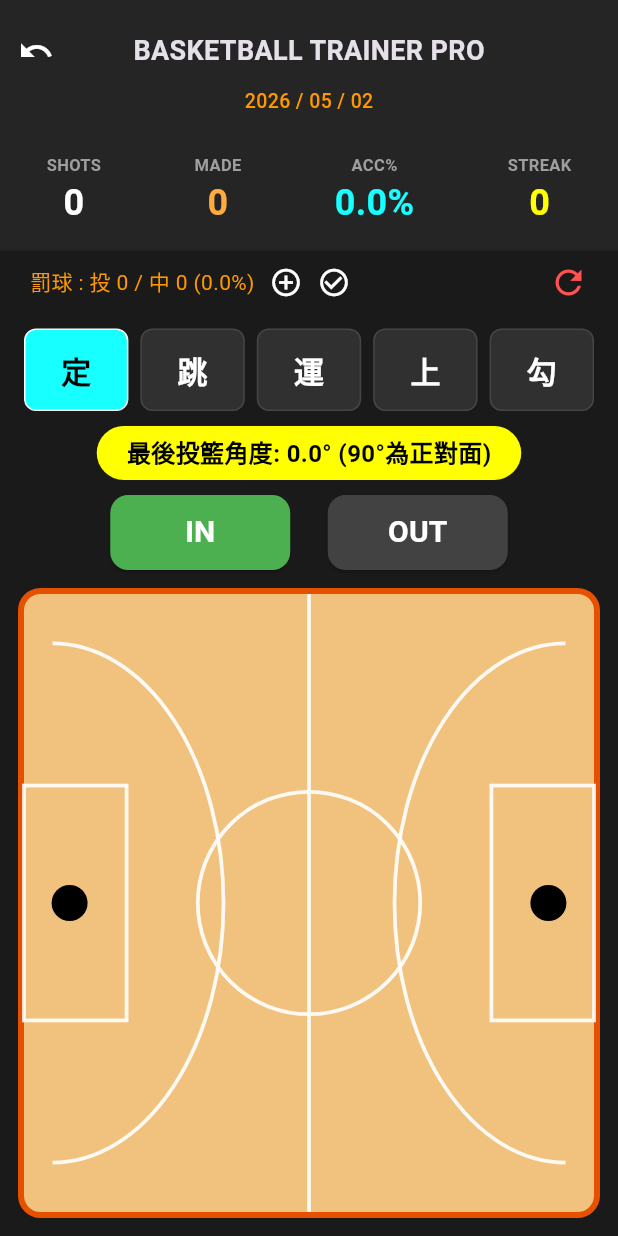
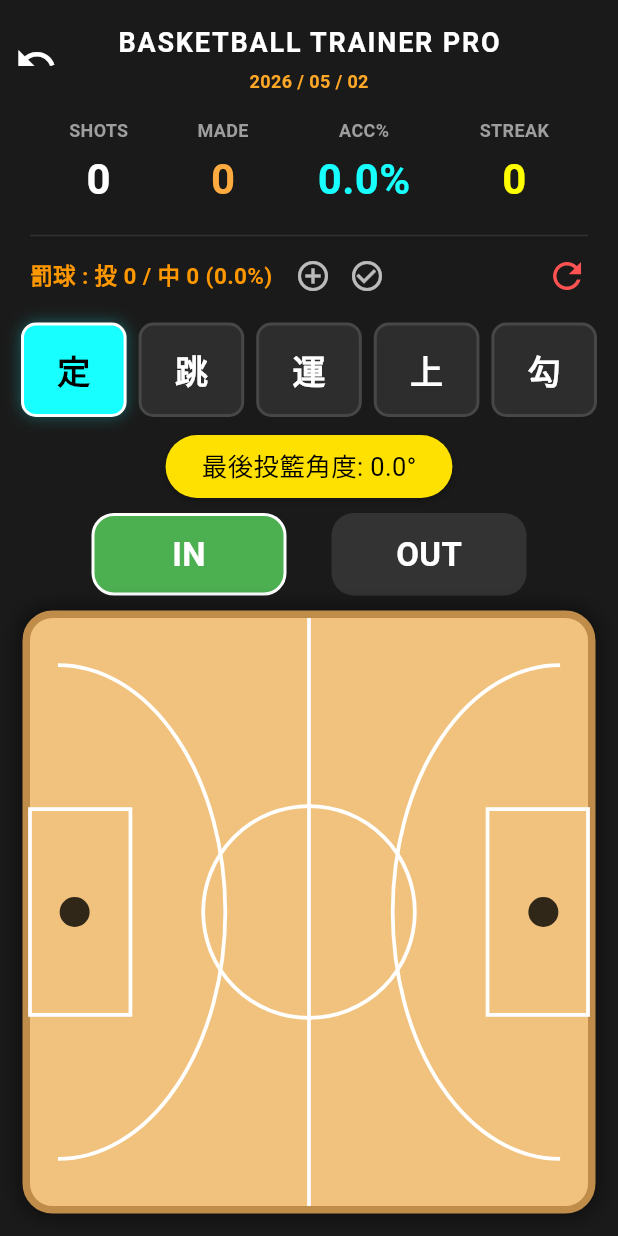
Before and after one commit to qp2ldilrul/basketball_trainer, a Flutter app: the screen it shows after launch, after a tap on the "undo" icon, on a phone screen of 412 x 824 dp. Run offline on Flutter 3.47's test engine with Material 3 defaults, Android fonts, the phone set to English and light mode, and no system bars; statements that could not run were skipped.

Commit message:
force update basketball pro version

```diff
--- a/lib/main.dart
+++ b/lib/main.dart
@@ -15,7 +15,7 @@ class BasketballProApp extends StatelessWidget {
       debugShowCheckedModeBanner: false,
       theme: ThemeData(
         brightness: Brightness.dark,
-        primarySwatch: Colors.orange,
+        primaryColor: const Color(0xFFFF9800),
         useMaterial3: true,
         scaffoldBackgroundColor: const Color(0xFF1A1A1A),
       ),
@@ -66,23 +66,21 @@ class _ShotProScreenState extends State<ShotProScreen> {
 
   void _handleTap(Offset pos, Size size) {
     bool isLeftHalf = pos.dx < size.width / 2;
-    // 籃框圓心位置
+    // 籃框中心座標
     double basketX = isLeftHalf ? size.width * 0.08 : size.width * 0.92;
     double basketY = size.height / 2;
 
-    double dx = pos.dx - basketX;
-    double dy = pos.dy - basketY;
+    // 計算相對於籃框的位移
+    // dx: 往場內的距離 (正數)
+    // dy: 偏離中心線的距離 (正數)
+    double dx = isLeftHalf ? (pos.dx - basketX) : (basketX - pos.dx);
+    double dy = (pos.dy - basketY).abs();
 
-    // 角度邏輯：
-    // 使用 atan2 獲取弧度。dy 是垂直距離，dx 是水平距離。
-    // 在左半場，dx 為正表示往場內走；在右半場，-dx 為正表示往場內走。
-    double rad = isLeftHalf ? math.atan2(dy.abs(), dx) : math.atan2(dy.abs(), -dx);
+    // 角度計算：
+    // 使用 atan2(垂直位移, 水平位移) 得到與中心水平線的夾角 (0~90度)
+    // 加上 90 度，使得正對面(dy=0)是 90度，底角(dx趨近0)是 180度
+    double rad = math.atan2(dy, dx);
     double deg = rad * 180 / math.pi;
-
-    // 轉換邏輯：
-    // 當站在籃框正對面時 (dx很大, dy趨近0)，rad趨近0，我們希望顯示 90。
-    // 當站在底角時 (dx趨近0, dy很大)，rad趨近 pi/2 (90度)，我們希望顯示 180。
-    // 因此最終角度 = 90 + deg
     double finalAngle = 90 + deg;
 
     setState(() {
@@ -94,94 +92,134 @@ class _ShotProScreenState extends State<ShotProScreen> {
         type: _currentType,
         color: _typeColors[_currentType]!,
       ));
-      _updateStreak();
+
+      // 更新連進次數
+      int currentStreak = 0;
+      for (int i = _records.length - 1; i >= 0; i--) {
+        if (_records[i].isMade) {
+          currentStreak++;
+        } else {
+          break;
+        }
+      }
+      _streak = currentStreak;
     });
-  }
-
-  void _updateStreak() {
-    int s = 0;
-    for (int i = _records.length - 1; i >= 0; i--) {
-      if (_records[i].isMade) s++; else break;
-    }
-    _streak = s;
   }
 
   void _undo() {
     if (_records.isNotEmpty) {
       setState(() {
         _records.removeLast();
-        _updateStreak();
+        // 重新計算 Streak
+        int currentStreak = 0;
+        for (int i = _records.length - 1; i >= 0; i--) {
+          if (_records[i].isMade) {
+            currentStreak++;
+          } else {
+            break;
+          }
+        }
+        _streak = currentStreak;
         _lastAngle = _records.isEmpty ? 0.0 : _records.last.angle;
       });
     }
   }
 
+  void _resetAll() {
+    setState(() {
+      _records.clear();
+      _ftTotal = 0;
+      _ftMade = 0;
+      _streak = 0;
+      _lastAngle = 0.0;
+    });
+  }
+
   @override
   Widget build(BuildContext context) {
-    int total = _records.length;
-    int made = _records.where((r) => r.isMade).length;
-    double acc = total == 0 ? 0 : (made / total) * 100;
-    double ftAcc = _ftTotal == 0 ? 0 : (_ftMade / _ftTotal) * 100;
-    String today = "2026 / 05 / 02";
+    int totalCount = _records.length;
+    int madeCount = _records.where((r) => r.isMade).length;
+    double accuracy = totalCount == 0 ? 0.0 : (madeCount / totalCount) * 100;
+    double ftAccuracy = _ftTotal == 0 ? 0.0 : (_ftMade / _ftTotal) * 100;
 
     return Scaffold(
-      body: Column(
-        children: [
-          // 1. 頂部狀態列
-          Container(
-            width: double.infinity,
-            padding: const EdgeInsets.only(top: 10),
-            color: const Color(0xFF252525),
+      body: Container(
+        decoration: const BoxDecoration(color: Color(0xFF1A1A1A)),
         child: Column(
           children: [
-                Row(
-                  mainAxisAlignment: MainAxisAlignment.spaceBetween,
+            // --- 頂部標題與復原鍵 ---
+            Container(
+              padding: const EdgeInsets.only(top: 15, bottom: 5),
+              child: Stack(
+                alignment: Alignment.center,
                 children: [
-                    IconButton(icon: const Icon(Icons.undo, color: Colors.white), onPressed: _undo),
-                    const Text('BASKETBALL TRAINER PRO', style: TextStyle(fontWeight: FontWeight.bold, fontSize: 18)),
-                    const SizedBox(width: 48),
-                  ],
-                ),
-                Text(today, style: const TextStyle(color: Colors.orange, fontSize: 13, fontWeight: FontWeight.w500)),
-                const SizedBox(height: 10),
-              ],
+                  Align(
+                    alignment: Alignment.centerLeft,
+                    child: IconButton(
+                      icon: const Icon(Icons.undo, color: Colors.white, size: 28),
+                      onPressed: _undo,
                     ),
                   ),
-          // 2. 數據面板
-          Container(
-            padding: const EdgeInsets.symmetric(vertical: 15),
-            color: const Color(0xFF252525),
-            child: Row(
-              mainAxisAlignment: MainAxisAlignment.spaceAround,
+                  Column(
                     children: [
-                _statBox('SHOTS', total.toString(), Colors.white),
-                _statBox('MADE', made.toString(), Colors.orangeAccent),
-                _statBox('ACC%', '${acc.toStringAsFixed(1)}%', Colors.cyanAccent),
-                _statBox('STREAK', _streak.toString(), Colors.yellowAccent),
+                      const Text(
+                        'BASKETBALL TRAINER PRO',
+                        style: TextStyle(color: Colors.white, fontWeight: FontWeight.bold, fontSize: 18, letterSpacing: 1.2),
+                      ),
+                      const SizedBox(height: 4),
+                      Text(
+                        '2026 / 05 / 02',
+                        style: TextStyle(color: Colors.orange.shade400, fontSize: 12, fontWeight: FontWeight.w600),
+                      ),
                     ],
-            ),
-          ),
-          // 3. 罰球控制區
-          Padding(
-            padding: const EdgeInsets.symmetric(vertical: 8, horizontal: 20),
-            child: Row(
-              children: [
-                Text('罰球 : 投 $_ftTotal / 中 $_ftMade (${ftAcc.toStringAsFixed(1)}%)', style: const TextStyle(color: Colors.orange, fontSize: 14)),
-                const SizedBox(width: 10),
-                GestureDetector(onTap: () => setState(() => _ftTotal++), child: const Icon(Icons.add_circle_outline, size: 22, color: Colors.white)),
-                const SizedBox(width: 10),
-                GestureDetector(onTap: () => setState(() { _ftTotal++; _ftMade++; }), child: const Icon(Icons.check_circle_outline, size: 22, color: Colors.white)),
-                const Spacer(),
-                GestureDetector(
-                  onTap: () => setState(() { _records.clear(); _ftTotal = 0; _ftMade = 0; _streak = 0; _lastAngle = 0; }),
-                  child: const Icon(Icons.refresh, color: Colors.redAccent, size: 26),
                   ),
                 ],
               ),
             ),
-          // 4. 投籃類型選擇（修正字體與擠壓問題）
+            // --- 數據統計面板 ---
             Padding(
-            padding: const EdgeInsets.symmetric(horizontal: 12, vertical: 10),
+              padding: const EdgeInsets.symmetric(vertical: 10),
+              child: Row(
+                mainAxisAlignment: MainAxisAlignment.spaceEvenly,
+                children: [
+                  _buildStatItem('SHOTS', totalCount.toString(), Colors.white),
+                  _buildStatItem('MADE', madeCount.toString(), Colors.orangeAccent),
+                  _buildStatItem('ACC%', '${accuracy.toStringAsFixed(1)}%', Colors.cyanAccent),
+                  _buildStatItem('STREAK', _streak.toString(), Colors.yellowAccent),
+                ],
+              ),
+            ),
+            const Divider(color: Colors.white10, thickness: 1, indent: 20, endIndent: 20),
+            // --- 罰球計數區 ---
+            Padding(
+              padding: const EdgeInsets.symmetric(horizontal: 20, vertical: 5),
+              child: Row(
+                children: [
+                  Text(
+                    '罰球 : 投 $_ftTotal / 中 $_ftMade (${ftAccuracy.toStringAsFixed(1)}%)',
+                    style: const TextStyle(color: Colors.orange, fontSize: 15, fontWeight: FontWeight.bold),
+                  ),
+                  const SizedBox(width: 15),
+                  GestureDetector(
+                    onTap: () => setState(() => _ftTotal++),
+                    child: const Icon(Icons.add_circle_outline, color: Colors.white70, size: 24),
+                  ),
+                  const SizedBox(width: 12),
+                  GestureDetector(
+                    onTap: () => setState(() { _ftTotal++; _ftMade++; }),
+                    child: const Icon(Icons.check_circle_outline, color: Colors.white70, size: 24),
+                  ),
+                  const Spacer(),
+                  GestureDetector(
+                    onTap: _resetAll,
+                    child: const Icon(Icons.refresh, color: Colors.redAccent, size: 28),
+                  ),
+                ],
+              ),
+            ),
+            // --- 投籃類型選擇器 (不擠壓完整版) ---
+            Padding(
+              padding: const EdgeInsets.symmetric(horizontal: 10, vertical: 12),
               child: Row(
                 children: _typeColors.keys.map((type) {
                   bool isSelected = _currentType == type;
@@ -190,17 +228,21 @@ class _ShotProScreenState extends State<ShotProScreen> {
                       onTap: () => setState(() => _currentType = type),
                       child: Container(
                         margin: const EdgeInsets.symmetric(horizontal: 4),
-                      padding: const EdgeInsets.symmetric(vertical: 12),
+                        padding: const EdgeInsets.symmetric(vertical: 14),
                         decoration: BoxDecoration(
-                        color: isSelected ? _typeColors[type] : Colors.grey[850],
-                        borderRadius: BorderRadius.circular(8),
-                        border: Border.all(color: isSelected ? Colors.white : Colors.white10),
+                          color: isSelected ? _typeColors[type] : const Color(0xFF2D2D2D),
+                          borderRadius: BorderRadius.circular(10),
+                          border: Border.all(
+                            color: isSelected ? Colors.white : Colors.white12,
+                            width: 2,
+                          ),
+                          boxShadow: isSelected ? [BoxShadow(color: _typeColors[type]!.withOpacity(0.3), blurRadius: 8)] : null,
                         ),
                         child: Center(
                           child: Text(
                             type,
                             style: TextStyle(
-                            fontSize: 20, // 確保字體完整清晰
+                              fontSize: 22,
                               fontWeight: FontWeight.bold,
                               color: isSelected ? Colors.black : Colors.white,
                             ),
@@ -212,44 +254,52 @@ class _ShotProScreenState extends State<ShotProScreen> {
                 }).toList(),
               ),
             ),
-          // 5. 角度提示
+            // --- 角度即時顯示 ---
             Container(
-            padding: const EdgeInsets.symmetric(horizontal: 20, vertical: 6),
-            decoration: BoxDecoration(color: Colors.yellowAccent, borderRadius: BorderRadius.circular(20)),
+              margin: const EdgeInsets.only(bottom: 10),
+              padding: const EdgeInsets.symmetric(horizontal: 24, vertical: 8),
+              decoration: BoxDecoration(
+                color: const Color(0xFFFEE101),
+                borderRadius: BorderRadius.circular(25),
+                boxShadow: const [BoxShadow(color: Colors.black26, blurRadius: 4, offset: Offset(0, 2))],
+              ),
               child: Text(
-              '最後投籃角度: ${_lastAngle.toStringAsFixed(1)}° (90°為正對面)',
-              style: const TextStyle(color: Colors.black, fontWeight: FontWeight.bold, fontSize: 16),
+                '最後投籃角度: ${_lastAngle.toStringAsFixed(1)}°',
+                style: const TextStyle(color: Colors.black, fontWeight: FontWeight.black, fontSize: 17),
               ),
             ),
-          const SizedBox(height: 10),
-          // 6. IN / OUT 按鈕
-          Row(
+            // --- IN / OUT 按鈕 ---
+            Padding(
+              padding: const EdgeInsets.only(bottom: 10),
+              child: Row(
                 mainAxisAlignment: MainAxisAlignment.center,
                 children: [
-              _goalBtn(true, 'IN', Colors.green),
-              const SizedBox(width: 25),
-              _goalBtn(false, 'OUT', Colors.grey.shade700),
+                  _buildLargeActionBtn(true),
+                  const SizedBox(width: 30),
+                  _buildLargeActionBtn(false),
                 ],
               ),
-          // 7. 球場繪圖區
+            ),
+            // --- 球場繪製區域 ---
             Expanded(
               child: Padding(
-              padding: const EdgeInsets.all(12),
+                padding: const EdgeInsets.fromLTRB(15, 0, 15, 15),
                 child: AspectRatio(
                   aspectRatio: 16 / 9,
                   child: Container(
                     decoration: BoxDecoration(
                       color: const Color(0xFFF1C27D),
-                    borderRadius: BorderRadius.circular(15),
-                    border: Border.all(color: Colors.orange.shade900, width: 4),
+                      borderRadius: BorderRadius.circular(20),
+                      border: Border.all(color: const Color(0xFFBF8C4A), width: 5),
+                      boxShadow: const [BoxShadow(color: Colors.black45, blurRadius: 10, spreadRadius: 2)],
                     ),
                     child: LayoutBuilder(
                       builder: (context, constraints) {
                         return GestureDetector(
-                        onTapDown: (d) => _handleTap(d.localPosition, Size(constraints.maxWidth, constraints.maxHeight)),
+                          onTapDown: (details) => _handleTap(details.localPosition, Size(constraints.maxWidth, constraints.maxHeight)),
                           child: CustomPaint(
                             size: Size.infinite,
-                          painter: FullCourtPainter(records: _records),
+                            painter: BasketballCourtPainter(records: _records),
                           ),
                         );
                       },
@@ -260,85 +310,118 @@ class _ShotProScreenState extends State<ShotProScreen> {
             ),
           ],
         ),
+      ),
     );
   }
 
-  Widget _statBox(String label, String val, Color c) {
-    return Column(children: [
-      Text(label, style: const TextStyle(fontSize: 11, color: Colors.grey, fontWeight: FontWeight.bold)),
-      Text(val, style: TextStyle(fontSize: 24, fontWeight: FontWeight.bold, color: c)),
-    ]);
+  Widget _buildStatItem(String label, String value, Color color) {
+    return Column(
+      mainAxisSize: MainAxisSize.min,
+      children: [
+        Text(label, style: const TextStyle(color: Colors.grey, fontSize: 12, fontWeight: FontWeight.bold)),
+        const SizedBox(height: 4),
+        Text(value, style: TextStyle(color: color, fontSize: 28, fontWeight: FontWeight.bold)),
+      ],
+    );
   }
 
-  Widget _goalBtn(bool goal, String txt, Color c) {
-    bool active = _nextIsMade == goal;
-    return ElevatedButton(
-      onPressed: () => setState(() => _nextIsMade = goal),
-      style: ElevatedButton.styleFrom(
-        backgroundColor: active ? (goal ? Colors.green : Colors.red) : Colors.grey[800],
-        minimumSize: const Size(120, 50),
-        shape: RoundedRectangleBorder(borderRadius: BorderRadius.circular(12)),
+  Widget _buildLargeActionBtn(bool isIn) {
+    bool isSelected = _nextIsMade == isIn;
+    Color btnColor = isIn ? const Color(0xFF4CAF50) : const Color(0xFF424242);
+    if (!isSelected) btnColor = const Color(0xFF333333);
+
+    return InkWell(
+      onTap: () => setState(() => _nextIsMade = isIn),
+      child: Container(
+        width: 130,
+        height: 55,
+        decoration: BoxDecoration(
+          color: btnColor,
+          borderRadius: BorderRadius.circular(15),
+          border: Border.all(color: isSelected ? Colors.white : Colors.transparent, width: 2),
         ),
-      child: Text(txt, style: const TextStyle(color: Colors.white, fontWeight: FontWeight.bold, fontSize: 20)),
+        child: Center(
+          child: Text(
+            isIn ? 'IN' : 'OUT',
+            style: const TextStyle(color: Colors.white, fontSize: 22, fontWeight: FontWeight.bold),
+          ),
+        ),
+      ),
     );
   }
 }
 
-class FullCourtPainter extends CustomPainter {
+class BasketballCourtPainter extends CustomPainter {
   final List<ShotRecord> records;
-  FullCourtPainter({required this.records});
+  BasketballCourtPainter({required this.records});
 
   @override
   void paint(Canvas canvas, Size size) {
-    final linePaint = Paint()
-      ..color = Colors.white.withOpacity(0.9)
+    final Paint linePaint = Paint()
+      ..color = Colors.white
       ..style = PaintingStyle.stroke
       ..strokeWidth = 2.5;
 
-    final dotPaint = Paint()..color = Colors.black..style = PaintingStyle.fill;
+    final Paint fillPaint = Paint()
+      ..color = Colors.black.withOpacity(0.8)
+      ..style = PaintingStyle.fill;
 
     double w = size.width;
     double h = size.height;
     double midX = w / 2;
     double midY = h / 2;
 
-    // 基本球場標線
+    // 球場中線
     canvas.drawLine(Offset(midX, 0), Offset(midX, h), linePaint);
+    // 中圈
     canvas.drawCircle(Offset(midX, midY), h * 0.18, linePaint);
 
+    // 左右半場繪製
     for (bool isLeft in [true, false]) {
-      double sideMul = isLeft ? 1 : -1;
       double startX = isLeft ? 0 : w;
-      double keyW = w * 0.18;
-      double keyH = h * 0.38;
-      // 禁區
-      canvas.drawRect(Rect.fromCenter(center: Offset(startX + (sideMul * keyW / 2), midY), width: keyW, height: keyH), linePaint);
-      // 三分線與籃框點
-      double threeR = h * 0.42;
-      canvas.drawArc(Rect.fromCenter(center: Offset(startX + (w * 0.05 * sideMul), midY), width: (w * 0.3) * 2, height: threeR * 2), isLeft ? -math.pi / 2 : math.pi / 2, math.pi, false, linePaint);
+      double multiplier = isLeft ? 1 : -1;
+
+      // 禁區 (Key)
+      double keyWidth = w * 0.18;
+      double keyHeight = h * 0.35;
+      canvas.drawRect(
+        Rect.fromCenter(center: Offset(startX + (keyWidth / 2 * multiplier), midY), width: keyWidth, height: keyHeight),
+        linePaint,
+      );
+
+      // 三分線 (3-Point Line)
+      double threeRadius = h * 0.42;
+      canvas.drawArc(
+        Rect.fromCenter(center: Offset(startX + (w * 0.05 * multiplier), midY), width: w * 0.6, height: threeRadius * 2),
+        isLeft ? -math.pi / 2 : math.pi / 2,
+        math.pi,
+        false,
+        linePaint,
+      );
+
+      // 籃框圓點
+      canvas.drawCircle(Offset(isLeft ? w * 0.08 : w * 0.92, midY), 10, fillPaint);
     }
 
-    // 籃框圓點
-    canvas.drawCircle(Offset(w * 0.08, midY), 12, dotPaint);
-    canvas.drawCircle(Offset(w * 0.92, midY), 12, dotPaint);
+    // 繪製投籃點與角度標籤
+    for (var record in records) {
+      final Paint pPaint = Paint()..color = record.color;
+      canvas.drawCircle(record.position, 8, pPaint);
 
-    // 繪製記錄點與角度文字
-    for (var r in records) {
-      final pPaint = Paint()..color = r.color;
-      canvas.drawCircle(r.position, 8, pPaint);
-
-      if (!r.isMade) {
-        canvas.drawCircle(r.position, 8, Paint()..color = Colors.black..style = PaintingStyle.stroke..strokeWidth = 2);
+      // 如果沒進，加個黑框
+      if (!record.isMade) {
+        canvas.drawCircle(record.position, 8, Paint()..color = Colors.black..style = PaintingStyle.stroke..strokeWidth = 2);
       }
 
-      final textPainter = TextPainter(
+      // 角度文字顯示
+      final TextPainter tp = TextPainter(
         text: TextSpan(
-          text: '${r.angle.toStringAsFixed(1)}°',
-          style: const TextStyle(color: Colors.black, fontSize: 12, fontWeight: FontWeight.bold, backgroundColor: Colors.white70),
+          text: '${record.angle.toStringAsFixed(1)}°',
+          style: const TextStyle(color: Colors.black, fontSize: 13, fontWeight: FontWeight.bold, backgroundColor: Colors.white70),
         ),
         textDirection: TextDirection.ltr,
       )..layout();
-      textPainter.paint(canvas, Offset(r.position.dx - (textPainter.width / 2), r.position.dy - 22));
+      tp.paint(canvas, Offset(record.position.dx - (tp.width / 2), record.position.dy - 24));
     }
   }
 
```
Lines whose indentation alone changed are shown as unchanged.
